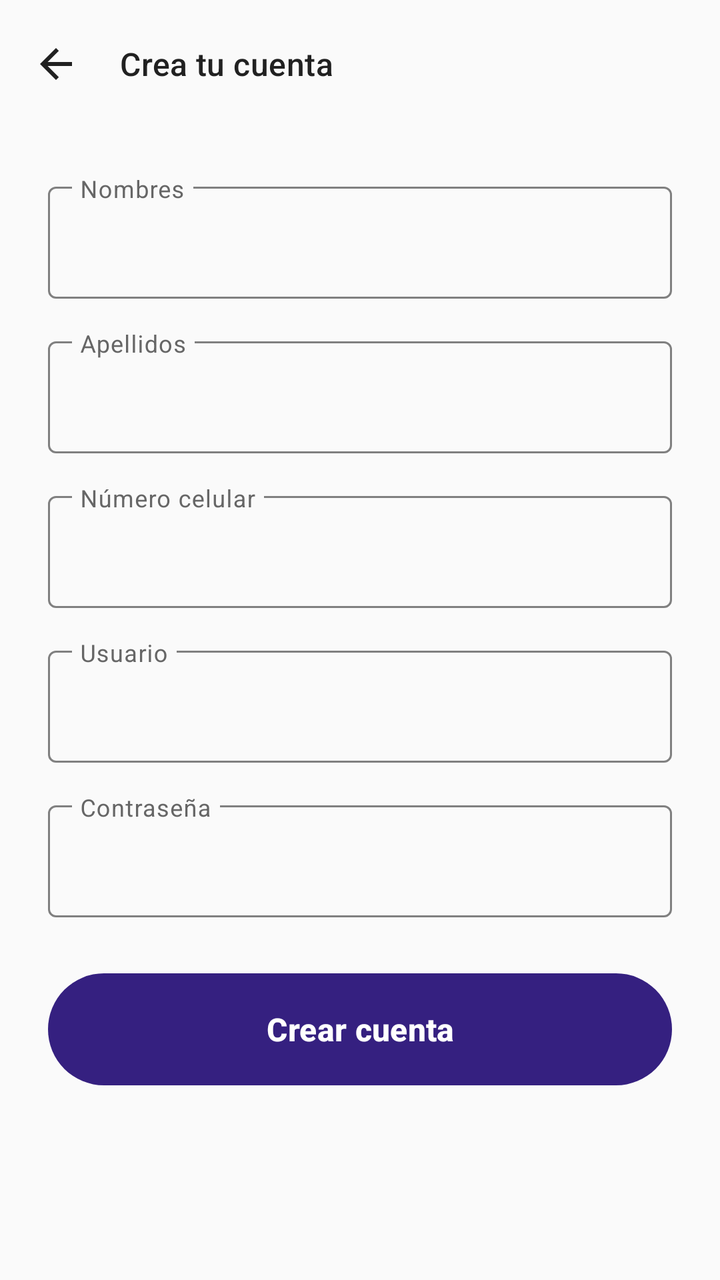
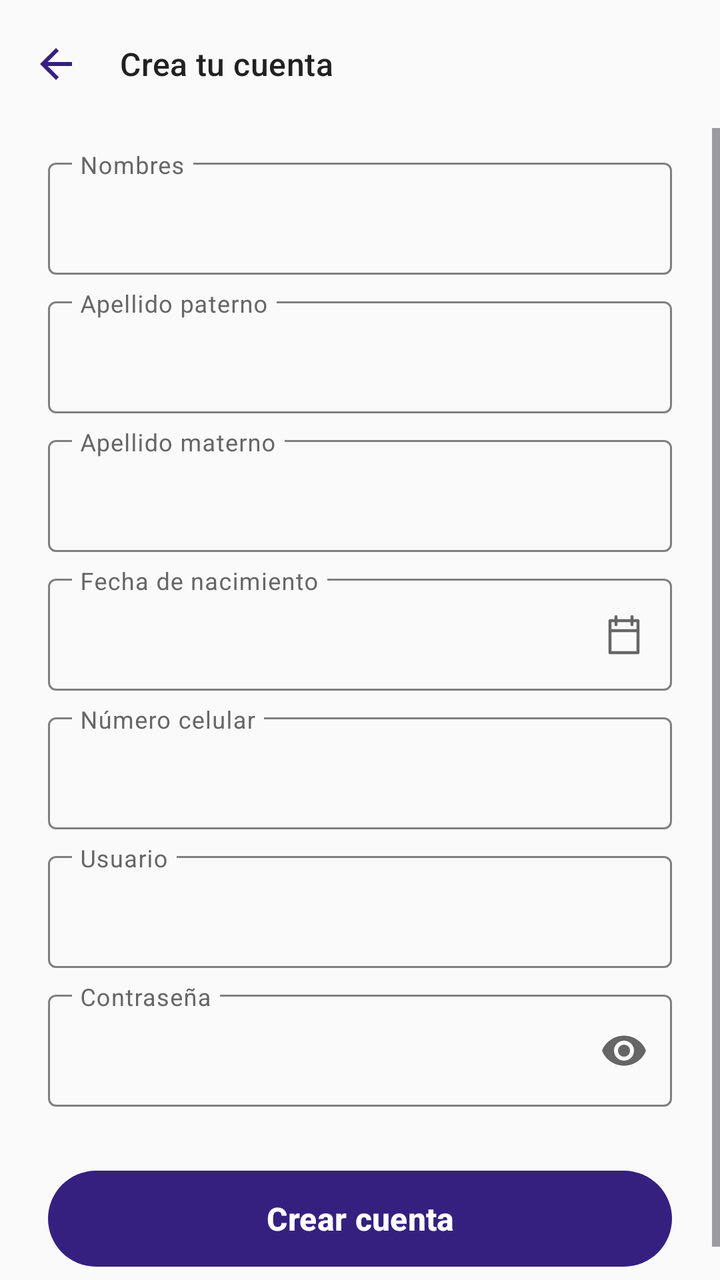

Two renders of the same Android screen: before a commit and after it. Below are the layout's source before the change and the commit's diff.
<!-- AndroidManifest.xml: another module's application theme Theme.Ambulantitos -->
<!-- res/layout/pantalla_registro_cliente.xml -->
<?xml version="1.0" encoding="utf-8"?>
<LinearLayout
    xmlns:android="http://schemas.android.com/apk/res/android"
    xmlns:app="http://schemas.android.com/apk/res-auto"
    xmlns:tools="http://schemas.android.com/tools"
    android:layout_width="match_parent"
    android:layout_height="match_parent"
    android:orientation="vertical"
    android:background="?attr/colorSurface"
    android:theme="@style/TemaClienteAmbulantitos"
    tools:theme="@style/TemaClienteAmbulantitos">

    
    <com.google.android.material.appbar.MaterialToolbar
        android:id="@+id/barra_registro_cliente"
        android:layout_width="match_parent"
        android:layout_height="?attr/actionBarSize"
        android:background="?attr/colorSurface"
        app:title="@string/cliente_registro_titulo"
        app:titleTextAppearance="@style/TextAppearance.Material3.TitleMedium"
        app:titleTextColor="?attr/colorOnSurface"
        app:navigationIcon="@drawable/icono_regresar_cliente"
        app:navigationContentDescription="@string/cliente_registro_volver" />

    
    <ScrollView
        android:layout_width="match_parent"
        android:layout_height="0dp"
        android:layout_weight="1"
        android:fillViewport="true">

        
        <LinearLayout
            android:layout_width="match_parent"
            android:layout_height="wrap_content"
            android:orientation="vertical"
            android:padding="24dp">

            
            <com.google.android.material.textfield.TextInputLayout
                android:id="@+id/contenedor_nombres"
                style="@style/Widget.Material3.TextInputLayout.OutlinedBox"
                android:layout_width="match_parent"
                android:layout_height="wrap_content"
                android:hint="@string/cliente_registro_nombres"
                app:expandedHintEnabled="false">

                
                <com.google.android.material.textfield.TextInputEditText
                    android:id="@+id/campo_nombres"
                    android:layout_width="match_parent"
                    android:layout_height="wrap_content"
                    android:minHeight="56dp"
                    android:inputType="textPersonName"
                    android:autofillHints="givenName"
                    android:singleLine="true"
                    android:imeOptions="actionNext" />

            </com.google.android.material.textfield.TextInputLayout>

            
            <com.google.android.material.textfield.TextInputLayout
                android:id="@+id/contenedor_apellidos"
                style="@style/Widget.Material3.TextInputLayout.OutlinedBox"
                android:layout_width="match_parent"
                android:layout_height="wrap_content"
                android:layout_marginTop="16dp"
                android:hint="@string/cliente_registro_apellidos"
                app:expandedHintEnabled="false">

                
                <com.google.android.material.textfield.TextInputEditText
                    android:id="@+id/campo_apellidos"
                    android:layout_width="match_parent"
                    android:layout_height="wrap_content"
                    android:minHeight="56dp"
                    android:inputType="textPersonName"
                    android:autofillHints="familyName"
                    android:singleLine="true"
                    android:imeOptions="actionNext" />

            </com.google.android.material.textfield.TextInputLayout>

            
            <com.google.android.material.textfield.TextInputLayout
                android:id="@+id/contenedor_celular"
                style="@style/Widget.Material3.TextInputLayout.OutlinedBox"
                android:layout_width="match_parent"
                android:layout_height="wrap_content"
                android:layout_marginTop="16dp"
                android:hint="@string/cliente_registro_celular"
                app:expandedHintEnabled="false">

                
                <com.google.android.material.textfield.TextInputEditText
                    android:id="@+id/campo_celular"
                    android:layout_width="match_parent"
                    android:layout_height="wrap_content"
                    android:minHeight="56dp"
                    android:inputType="phone"
                    android:autofillHints="phone"
                    android:singleLine="true"
                    android:imeOptions="actionNext" />

            </com.google.android.material.textfield.TextInputLayout>

            
            <com.google.android.material.textfield.TextInputLayout
                android:id="@+id/contenedor_usuario"
                style="@style/Widget.Material3.TextInputLayout.OutlinedBox"
                android:layout_width="match_parent"
                android:layout_height="wrap_content"
                android:layout_marginTop="16dp"
                android:hint="@string/cliente_registro_usuario"
                app:expandedHintEnabled="false">

                
                <com.google.android.material.textfield.TextInputEditText
                    android:id="@+id/campo_usuario"
                    android:layout_width="match_parent"
                    android:layout_height="wrap_content"
                    android:minHeight="56dp"
                    android:inputType="text"
                    android:autofillHints="newUsername"
                    android:singleLine="true"
                    android:imeOptions="actionNext" />

            </com.google.android.material.textfield.TextInputLayout>

            
            <com.google.android.material.textfield.TextInputLayout
                android:id="@+id/contenedor_contrasena"
                style="@style/Widget.Material3.TextInputLayout.OutlinedBox"
                android:layout_width="match_parent"
                android:layout_height="wrap_content"
                android:layout_marginTop="16dp"
                android:hint="@string/cliente_registro_contrasena"
                app:expandedHintEnabled="false">

                
                <com.google.android.material.textfield.TextInputEditText
                    android:id="@+id/campo_contrasena"
                    android:layout_width="match_parent"
                    android:layout_height="wrap_content"
                    android:minHeight="56dp"
                    android:inputType="textPassword"
                    android:autofillHints="newPassword"
                    android:singleLine="true"
                    android:imeOptions="actionDone" />

            </com.google.android.material.textfield.TextInputLayout>

            
            <com.google.android.material.button.MaterialButton
                android:id="@+id/boton_crear_cuenta"
                style="@style/Widget.Material3.Button"
                android:layout_width="match_parent"
                android:layout_height="56dp"
                android:layout_marginTop="28dp"
                android:insetTop="0dp"
                android:insetBottom="0dp"
                android:text="@string/cliente_registro_crear"
                android:textAllCaps="false"
                android:textColor="?attr/colorOnPrimary"
                android:textSize="16sp"
                android:textStyle="bold"
                app:backgroundTint="?attr/colorPrimary"
                app:cornerRadius="28dp" />

        </LinearLayout>

    </ScrollView>

</LinearLayout>
<!-- resources referenced by this layout -->
<resources>
  <!-- drawable icono_regresar_cliente (drawable) -->
  <?xml version="1.0" encoding="utf-8"?>
  <vector xmlns:android="http://schemas.android.com/apk/res/android"
      android:width="24dp"
      android:height="24dp"
      android:viewportWidth="24"
      android:viewportHeight="24"
      android:autoMirrored="true">
      
      <path
          android:fillColor="#212121"
          android:pathData="M20,11H7.83l5.59,-5.59L12,4l-8,8 8,8 1.41,-1.41L7.83,13H20z" />
  </vector>
  <string name="cliente_registro_apellidos">Apellidos</string>
  <string name="cliente_registro_celular">Número celular</string>
  <string name="cliente_registro_contrasena">Contraseña</string>
  <string name="cliente_registro_crear">Crear cuenta</string>
  <string name="cliente_registro_nombres">Nombres</string>
  <string name="cliente_registro_titulo">Crea tu cuenta</string>
  <string name="cliente_registro_usuario">Usuario</string>
  <string name="cliente_registro_volver">Regresar</string>
  <style name="TemaClienteAmbulantitos" parent="Theme.Material3.Light.NoActionBar">
          
          <item name="colorPrimary">#352080</item>
          <item name="colorOnPrimary">#FFFFFF</item>
          
          <item name="colorSurface">#FAFAFA</item>
          <item name="colorOnSurface">#212121</item>
          <item name="colorOnSurfaceVariant">#666666</item>
          <item name="android:colorBackground">#FAFAFA</item>
          
          <item name="colorOutline">#808080</item>
      </style>
  <style name="Theme.Ambulantitos" parent="android:Theme.Material.Light.NoActionBar" />
</resources>

<!-- the commit's change to res/layout/pantalla_registro_cliente.xml (unified diff, before → after) -->
@@ -1,6 +1,5 @@
 <?xml version="1.0" encoding="utf-8"?>
-<LinearLayout
-    xmlns:android="http://schemas.android.com/apk/res/android"
+<LinearLayout xmlns:android="http://schemas.android.com/apk/res/android"
     xmlns:app="http://schemas.android.com/apk/res-auto"
     xmlns:tools="http://schemas.android.com/tools"
     android:layout_width="match_parent"
@@ -9,7 +8,6 @@
     android:background="?attr/colorSurface"
     android:theme="@style/TemaClienteAmbulantitos"
     tools:theme="@style/TemaClienteAmbulantitos">
-
     
     <com.google.android.material.appbar.MaterialToolbar
         android:id="@+id/barra_registro_cliente"
@@ -20,22 +18,23 @@
         app:titleTextAppearance="@style/TextAppearance.Material3.TitleMedium"
         app:titleTextColor="?attr/colorOnSurface"
         app:navigationIcon="@drawable/icono_regresar_cliente"
+        app:navigationIconTint="?attr/colorPrimary"
         app:navigationContentDescription="@string/cliente_registro_volver" />
-
     
     <ScrollView
         android:layout_width="match_parent"
         android:layout_height="0dp"
         android:layout_weight="1"
         android:fillViewport="true">
-
         
         <LinearLayout
             android:layout_width="match_parent"
             android:layout_height="wrap_content"
             android:orientation="vertical"
-            android:padding="24dp">
-
+            android:paddingStart="24dp"
+            android:paddingEnd="24dp"
+            android:paddingTop="12dp"
+            android:paddingBottom="24dp">
             
             <com.google.android.material.textfield.TextInputLayout
                 android:id="@+id/contenedor_nombres"
@@ -44,119 +43,161 @@
                 android:layout_height="wrap_content"
                 android:hint="@string/cliente_registro_nombres"
                 app:expandedHintEnabled="false">
-
-                
                 <com.google.android.material.textfield.TextInputEditText
                     android:id="@+id/campo_nombres"
                     android:layout_width="match_parent"
                     android:layout_height="wrap_content"
                     android:minHeight="56dp"
+                    android:paddingStart="16dp"
+                    android:paddingEnd="16dp"
                     android:inputType="textPersonName"
                     android:autofillHints="givenName"
                     android:singleLine="true"
-                    android:imeOptions="actionNext" />
-
-            </com.google.android.material.textfield.TextInputLayout>
-
-            
-            <com.google.android.material.textfield.TextInputLayout
-                android:id="@+id/contenedor_apellidos"
-                style="@style/Widget.Material3.TextInputLayout.OutlinedBox"
-                android:layout_width="match_parent"
-                android:layout_height="wrap_content"
-                android:layout_marginTop="16dp"
-                android:hint="@string/cliente_registro_apellidos"
-                app:expandedHintEnabled="false">
-
-                
-                <com.google.android.material.textfield.TextInputEditText
-                    android:id="@+id/campo_apellidos"
-                    android:layout_width="match_parent"
-                    android:layout_height="wrap_content"
-                    android:minHeight="56dp"
+                    android:textSize="16sp"
+                    android:imeOptions="actionNext" />
+            </com.google.android.material.textfield.TextInputLayout>
+            
+            <com.google.android.material.textfield.TextInputLayout
+                android:id="@+id/contenedor_apellido_paterno"
+                style="@style/Widget.Material3.TextInputLayout.OutlinedBox"
+                android:layout_width="match_parent"
+                android:layout_height="wrap_content"
+                android:layout_marginTop="8dp"
+                android:hint="@string/cliente_registro_apellido_paterno"
+                app:expandedHintEnabled="false">
+                <com.google.android.material.textfield.TextInputEditText
+                    android:id="@+id/campo_apellido_paterno"
+                    android:layout_width="match_parent"
+                    android:layout_height="wrap_content"
+                    android:minHeight="56dp"
+                    android:paddingStart="16dp"
+                    android:paddingEnd="16dp"
                     android:inputType="textPersonName"
-                    android:autofillHints="familyName"
-                    android:singleLine="true"
-                    android:imeOptions="actionNext" />
-
-            </com.google.android.material.textfield.TextInputLayout>
-
+                    android:singleLine="true"
+                    android:textSize="16sp"
+                    android:imeOptions="actionNext" />
+            </com.google.android.material.textfield.TextInputLayout>
+            
+            <com.google.android.material.textfield.TextInputLayout
+                android:id="@+id/contenedor_apellido_materno"
+                style="@style/Widget.Material3.TextInputLayout.OutlinedBox"
+                android:layout_width="match_parent"
+                android:layout_height="wrap_content"
+                android:layout_marginTop="8dp"
+                android:hint="@string/cliente_registro_apellido_materno"
+                app:expandedHintEnabled="false">
+                <com.google.android.material.textfield.TextInputEditText
+                    android:id="@+id/campo_apellido_materno"
+                    android:layout_width="match_parent"
+                    android:layout_height="wrap_content"
+                    android:minHeight="56dp"
+                    android:paddingStart="16dp"
+                    android:paddingEnd="16dp"
+                    android:inputType="textPersonName"
+                    android:singleLine="true"
+                    android:textSize="16sp"
+                    android:imeOptions="actionNext" />
+            </com.google.android.material.textfield.TextInputLayout>
+            
+            <com.google.android.material.textfield.TextInputLayout
+                android:id="@+id/contenedor_fecha_nacimiento"
+                style="@style/Widget.Material3.TextInputLayout.OutlinedBox"
+                android:layout_width="match_parent"
+                android:layout_height="wrap_content"
+                android:layout_marginTop="8dp"
+                android:hint="@string/cliente_registro_fecha_nacimiento"
+                app:expandedHintEnabled="false"
+                app:endIconMode="custom"
+                app:endIconDrawable="@drawable/icono_calendario_cliente"
+                app:endIconTint="?attr/colorOnSurfaceVariant"
+                app:endIconCheckable="false"
+                app:endIconContentDescription="@string/cliente_registro_calendario">
+                <com.google.android.material.textfield.TextInputEditText
+                    android:id="@+id/campo_fecha_nacimiento"
+                    android:layout_width="match_parent"
+                    android:layout_height="wrap_content"
+                    android:minHeight="56dp"
+                    android:paddingStart="16dp"
+                    android:paddingEnd="16dp"
+                    android:inputType="date"
+                    android:singleLine="true"
+                    android:textSize="16sp"
+                    android:imeOptions="actionNext" />
+            </com.google.android.material.textfield.TextInputLayout>
             
             <com.google.android.material.textfield.TextInputLayout
                 android:id="@+id/contenedor_celular"
                 style="@style/Widget.Material3.TextInputLayout.OutlinedBox"
                 android:layout_width="match_parent"
                 android:layout_height="wrap_content"
-                android:layout_marginTop="16dp"
+                android:layout_marginTop="8dp"
                 android:hint="@string/cliente_registro_celular"
                 app:expandedHintEnabled="false">
-
-                
                 <com.google.android.material.textfield.TextInputEditText
                     android:id="@+id/campo_celular"
                     android:layout_width="match_parent"
                     android:layout_height="wrap_content"
                     android:minHeight="56dp"
+                    android:paddingStart="16dp"
+                    android:paddingEnd="16dp"
                     android:inputType="phone"
                     android:autofillHints="phone"
                     android:singleLine="true"
-                    android:imeOptions="actionNext" />
-
-            </com.google.android.material.textfield.TextInputLayout>
-
+                    android:textSize="16sp"
+                    android:imeOptions="actionNext" />
+            </com.google.android.material.textfield.TextInputLayout>
             
             <com.google.android.material.textfield.TextInputLayout
                 android:id="@+id/contenedor_usuario"
                 style="@style/Widget.Material3.TextInputLayout.OutlinedBox"
                 android:layout_width="match_parent"
                 android:layout_height="wrap_content"
-                android:layout_marginTop="16dp"
+                android:layout_marginTop="8dp"
                 android:hint="@string/cliente_registro_usuario"
                 app:expandedHintEnabled="false">
-
-                
                 <com.google.android.material.textfield.TextInputEditText
                     android:id="@+id/campo_usuario"
                     android:layout_width="match_parent"
                     android:layout_height="wrap_content"
                     android:minHeight="56dp"
+                    android:paddingStart="16dp"
+                    android:paddingEnd="16dp"
                     android:inputType="text"
                     android:autofillHints="newUsername"
                     android:singleLine="true"
-                    android:imeOptions="actionNext" />
-
-            </com.google.android.material.textfield.TextInputLayout>
-
+                    android:textSize="16sp"
+                    android:imeOptions="actionNext" />
+            </com.google.android.material.textfield.TextInputLayout>
             
             <com.google.android.material.textfield.TextInputLayout
                 android:id="@+id/contenedor_contrasena"
                 style="@style/Widget.Material3.TextInputLayout.OutlinedBox"
                 android:layout_width="match_parent"
                 android:layout_height="wrap_content"
-                android:layout_marginTop="16dp"
+                android:layout_marginTop="8dp"
                 android:hint="@string/cliente_registro_contrasena"
-                app:expandedHintEnabled="false">
-
-                
+                app:expandedHintEnabled="false"
+                app:endIconMode="password_toggle"
+                app:endIconTint="?attr/colorOnSurfaceVariant">
                 <com.google.android.material.textfield.TextInputEditText
                     android:id="@+id/campo_contrasena"
                     android:layout_width="match_parent"
                     android:layout_height="wrap_content"
                     android:minHeight="56dp"
+                    android:paddingStart="16dp"
+                    android:paddingEnd="16dp"
                     android:inputType="textPassword"
                     android:autofillHints="newPassword"
                     android:singleLine="true"
+                    android:textSize="16sp"
                     android:imeOptions="actionDone" />
-
-            </com.google.android.material.textfield.TextInputLayout>
-
+            </com.google.android.material.textfield.TextInputLayout>
             
             <com.google.android.material.button.MaterialButton
                 android:id="@+id/boton_crear_cuenta"
-                style="@style/Widget.Material3.Button"
-                android:layout_width="match_parent"
-                android:layout_height="56dp"
-                android:layout_marginTop="28dp"
+                android:layout_width="match_parent"
+                android:layout_height="48dp"
+                android:layout_marginTop="32dp"
                 android:insetTop="0dp"
                 android:insetBottom="0dp"
                 android:text="@string/cliente_registro_crear"
@@ -165,10 +206,7 @@
                 android:textSize="16sp"
                 android:textStyle="bold"
                 app:backgroundTint="?attr/colorPrimary"
-                app:cornerRadius="28dp" />
-
+                app:cornerRadius="24dp" />
         </LinearLayout>
-
     </ScrollView>
-
 </LinearLayout>
<!-- resource entries referenced after the edit -->
@@ -1,5 +1,33 @@
 <!-- resources referenced by this layout -->
 <resources>
+  <!-- drawable icono_calendario_cliente (drawable) -->
+  <?xml version="1.0" encoding="utf-8"?>
+  <vector xmlns:android="http://schemas.android.com/apk/res/android"
+      android:width="24dp"
+      android:height="24dp"
+      android:viewportWidth="24"
+      android:viewportHeight="24">
+      
+      <path
+          android:fillColor="#00000000"
+          android:strokeColor="#666666"
+          android:strokeWidth="1.5"
+          android:strokeLineJoin="round"
+          android:pathData="M5,5 L19,5 L19,21 L5,21 Z" />
+      
+      <path
+          android:fillColor="#00000000"
+          android:strokeColor="#666666"
+          android:strokeWidth="1.5"
+          android:pathData="M5,10 L19,10" />
+      
+      <path
+          android:fillColor="#00000000"
+          android:strokeColor="#666666"
+          android:strokeWidth="1.5"
+          android:strokeLineCap="round"
+          android:pathData="M8,3 L8,7 M16,3 L16,7" />
+  </vector>
   <!-- drawable icono_regresar_cliente (drawable) -->
   <?xml version="1.0" encoding="utf-8"?>
   <vector xmlns:android="http://schemas.android.com/apk/res/android"
@@ -13,10 +41,13 @@
           android:fillColor="#212121"
           android:pathData="M20,11H7.83l5.59,-5.59L12,4l-8,8 8,8 1.41,-1.41L7.83,13H20z" />
   </vector>
-  <string name="cliente_registro_apellidos">Apellidos</string>
+  <string name="cliente_registro_apellido_materno">Apellido materno</string>
+  <string name="cliente_registro_apellido_paterno">Apellido paterno</string>
+  <string name="cliente_registro_calendario">Seleccionar fecha de nacimiento</string>
   <string name="cliente_registro_celular">Número celular</string>
   <string name="cliente_registro_contrasena">Contraseña</string>
   <string name="cliente_registro_crear">Crear cuenta</string>
+  <string name="cliente_registro_fecha_nacimiento">Fecha de nacimiento</string>
   <string name="cliente_registro_nombres">Nombres</string>
   <string name="cliente_registro_titulo">Crea tu cuenta</string>
   <string name="cliente_registro_usuario">Usuario</string>
